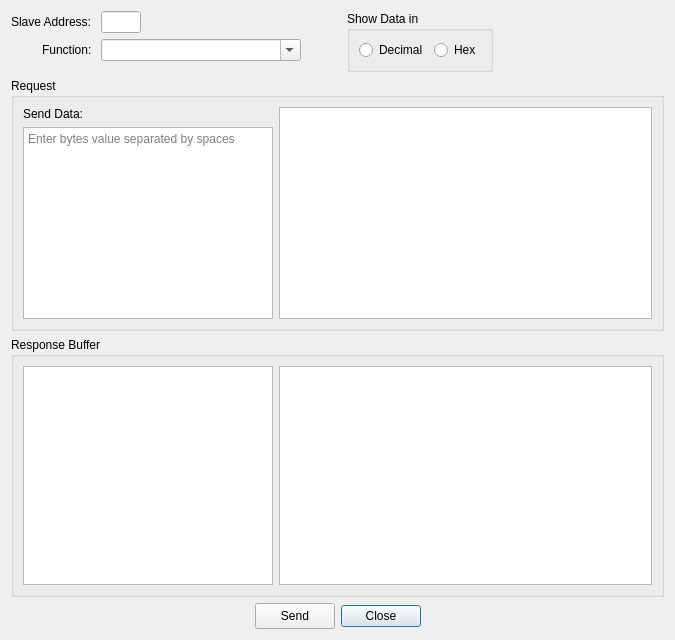
sanny32/OpenModScan, file omodscan/dialogs/dialogusermsg.ui: the form before one commit.
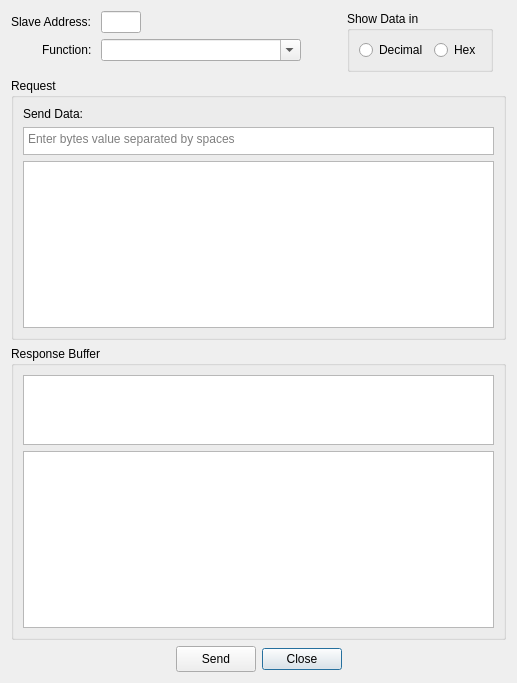
The form after the commit. Custom widgets are drawn as their Qt base class.

Commit message: Working to redesign user message dialog

```diff
--- a/omodscan/dialogs/dialogusermsg.ui
+++ b/omodscan/dialogs/dialogusermsg.ui
@@ -6,8 +6,8 @@
    <rect>
     <x>0</x>
     <y>0</y>
-    <width>675</width>
-    <height>640</height>
+    <width>517</width>
+    <height>683</height>
    </rect>
   </property>
   <property name="windowTitle">
@@ -137,15 +137,15 @@
      <property name="title">
       <string>Request</string>
      </property>
-     <layout class="QGridLayout" name="gridLayout">
-      <item row="0" column="1">
+     <layout class="QVBoxLayout" name="verticalLayout_2">
+      <item>
        <widget class="QLabel" name="labelSendData">
         <property name="text">
          <string>Send Data: </string>
         </property>
        </widget>
       </item>
-      <item row="1" column="1" rowspan="2">
+      <item>
        <widget class="ByteListTextEdit" name="sendData">
         <property name="sizePolicy">
          <sizepolicy hsizetype="Expanding" vsizetype="Fixed">
@@ -153,10 +153,16 @@
           <verstretch>0</verstretch>
          </sizepolicy>
         </property>
+        <property name="minimumSize">
+         <size>
+          <width>0</width>
+          <height>28</height>
+         </size>
+        </property>
         <property name="maximumSize">
          <size>
-          <width>250</width>
-          <height>16777215</height>
+          <width>16777215</width>
+          <height>28</height>
          </size>
         </property>
         <property name="inputMethodHints">
@@ -170,7 +176,7 @@
         </property>
        </widget>
       </item>
-      <item row="0" column="2" rowspan="3">
+      <item>
        <widget class="ModbusMessageWidget" name="requestInfo">
         <property name="editTriggers">
          <set>QAbstractItemView::EditTrigger::NoEditTriggers</set>
@@ -191,8 +197,8 @@
      <property name="title">
       <string>Response Buffer</string>
      </property>
-     <layout class="QGridLayout" name="gridLayout_2">
-      <item row="0" column="0">
+     <layout class="QVBoxLayout" name="verticalLayout_3">
+      <item>
        <widget class="ByteListTextEdit" name="responseBuffer">
         <property name="sizePolicy">
          <sizepolicy hsizetype="Expanding" vsizetype="Expanding">
@@ -202,8 +208,8 @@
         </property>
         <property name="maximumSize">
          <size>
-          <width>250</width>
-          <height>16777215</height>
+          <width>16777215</width>
+          <height>80</height>
          </size>
         </property>
         <property name="undoRedoEnabled">
@@ -217,7 +223,7 @@
         </property>
        </widget>
       </item>
-      <item row="0" column="1">
+      <item>
        <widget class="ModbusMessageWidget" name="responseInfo">
         <property name="sizePolicy">
          <sizepolicy hsizetype="Expanding" vsizetype="Expanding">
```
Left out of the diff: 37 changed lines with no effect on the pictures. The commit also changes 4 other files.
